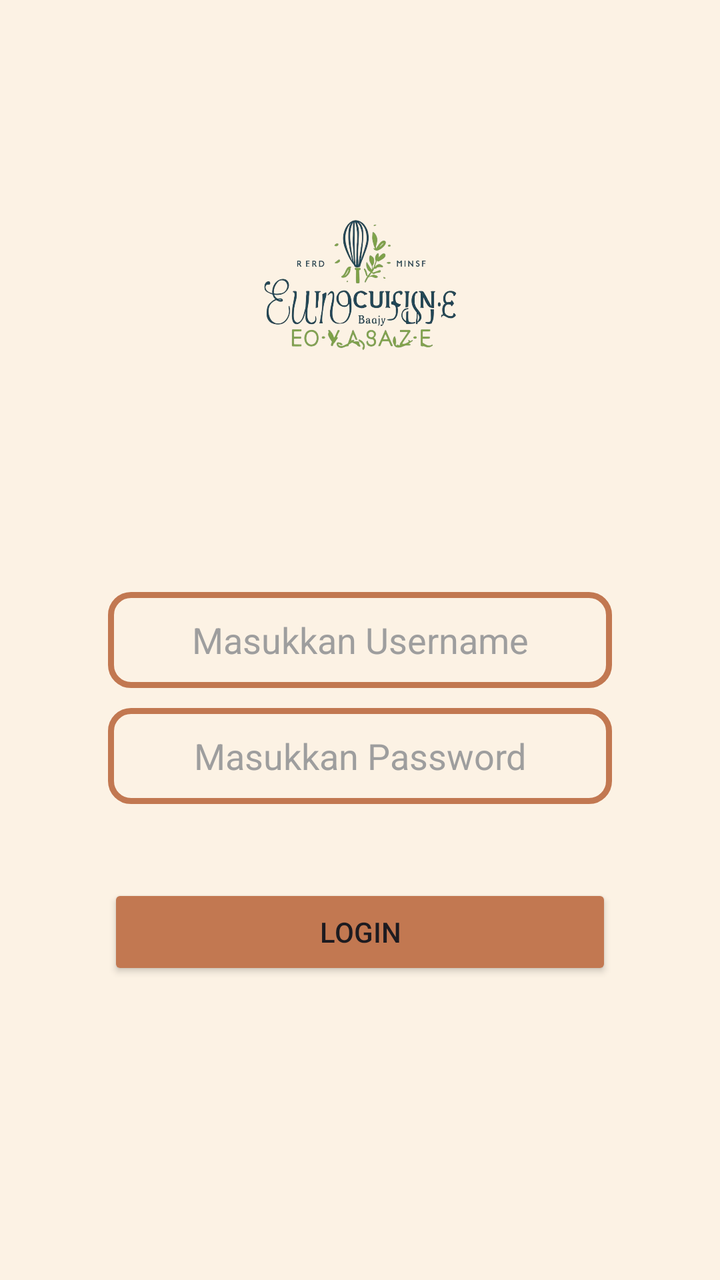
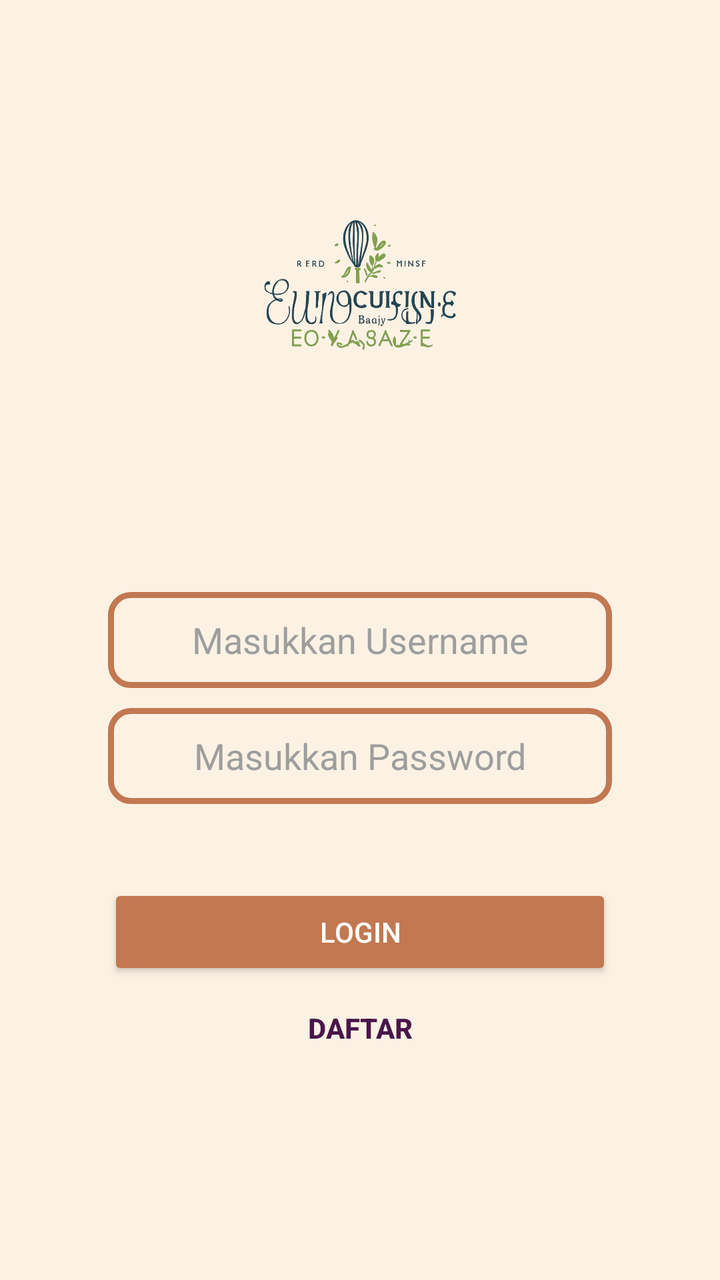

Compare the two renders of this Android layout. The source of the first and the diff that turns it into the second are given below.
<!-- AndroidManifest.xml: application theme Theme.Food_Recipe_App -->
<!-- res/layout/activity_login.xml -->
<?xml version="1.0" encoding="utf-8"?>
<androidx.constraintlayout.widget.ConstraintLayout xmlns:android="http://schemas.android.com/apk/res/android"
    xmlns:app="http://schemas.android.com/apk/res-auto"
    xmlns:tools="http://schemas.android.com/tools"
    android:id="@+id/main"
    android:layout_width="match_parent"
    android:layout_height="match_parent"
    android:background="#fcf2e4"
    tools:context=".LoginActivity">


    <ImageView
        android:id="@+id/imageView"
        android:layout_width="180dp"
        android:layout_height="110dp"
        app:layout_constraintBottom_toTopOf="@+id/editTextTextEmailAddress"
        app:layout_constraintEnd_toEndOf="parent"
        app:layout_constraintHorizontal_bias="0.497"
        app:layout_constraintStart_toStartOf="parent"
        app:layout_constraintTop_toTopOf="parent"
        app:srcCompat="@drawable/image_2" />

    <EditText
        android:id="@+id/editTextTextEmailAddress"
        android:layout_width="wrap_content"
        android:layout_height="wrap_content"
        android:gravity="center"
        android:minHeight="48dp"
        android:padding="10dp"
        android:ems="12"
        android:hint="Masukkan Username"
        android:textColorHint="#9e9e9e"
        android:textColor="@color/black"
        android:inputType="textEmailAddress"
        android:background="@drawable/bg_input_stroke"
        app:layout_constraintBottom_toBottomOf="parent"
        app:layout_constraintEnd_toEndOf="parent"
        app:layout_constraintStart_toStartOf="parent"
        app:layout_constraintTop_toTopOf="parent" />

    <EditText
        android:id="@+id/editTextTextPassword"
        android:layout_width="0dp"
        android:layout_height="wrap_content"
        android:gravity="center"
        android:minHeight="48dp"
        android:layout_marginTop="10dp"
        android:padding="10dp"
        android:ems="12"
        android:hint="Masukkan Password"
        android:textColorHint="#9e9e9e"
        android:textColor="@color/black"
        android:inputType="textPassword"
        android:background="@drawable/bg_input_stroke"
        app:layout_constraintEnd_toEndOf="@+id/editTextTextEmailAddress"
        app:layout_constraintStart_toStartOf="@+id/editTextTextEmailAddress"
        app:layout_constraintTop_toBottomOf="@+id/editTextTextEmailAddress" />

    <Button
        android:id="@+id/buttonLogin"
        android:layout_width="0dp"
        android:layout_height="wrap_content"
        android:layout_marginTop="40dp"
        android:text="Login"
        android:backgroundTint="#c27851"
        app:layout_constraintEnd_toEndOf="@+id/editTextTextPassword"
        app:layout_constraintStart_toStartOf="@+id/editTextTextPassword"
        app:layout_constraintTop_toBottomOf="@+id/editTextTextPassword" />


</androidx.constraintlayout.widget.ConstraintLayout>
<!-- resources referenced by this layout -->
<resources>
  <color name="black">#FF000000</color>
  <!-- drawable bg_input_stroke (drawable) -->
  <?xml version="1.0" encoding="utf-8"?>
  <shape xmlns:android="http://schemas.android.com/apk/res/android">
      <solid android:color="#fcf2e4"/>
      <stroke
          android:width="3dp"
          android:color="#c27851" />
      <corners
          android:radius="10dp"/>
  </shape>
  <!-- drawable image_2: png bitmap (drawable, 748539 bytes) -->
  <style name="Theme.Food_Recipe_App" parent="Base.Theme.Food_Recipe_App" />
  <style name="Base.Theme.Food_Recipe_App" parent="Theme.Material3.DayNight.NoActionBar">
          
          
      </style>
</resources>

<!-- the commit's change to res/layout/activity_login.xml (unified diff, before → after) -->
@@ -63,9 +63,22 @@
         android:layout_marginTop="40dp"
         android:text="Login"
         android:backgroundTint="#c27851"
+        android:textColor="#ffffff"
         app:layout_constraintEnd_toEndOf="@+id/editTextTextPassword"
         app:layout_constraintStart_toStartOf="@+id/editTextTextPassword"
         app:layout_constraintTop_toBottomOf="@+id/editTextTextPassword" />
 
+    <Button
+        android:id="@+id/buttonDaftar"
+        android:layout_width="wrap_content"
+        android:layout_height="wrap_content"
+        android:text="Daftar"
+        android:background="@android:color/transparent"
+        android:textColor="#4a154b"
+        android:textStyle="bold"
+        app:layout_constraintEnd_toEndOf="parent"
+        app:layout_constraintStart_toStartOf="parent"
+        app:layout_constraintTop_toBottomOf="@+id/buttonLogin" />
+
 
 </androidx.constraintlayout.widget.ConstraintLayout>
